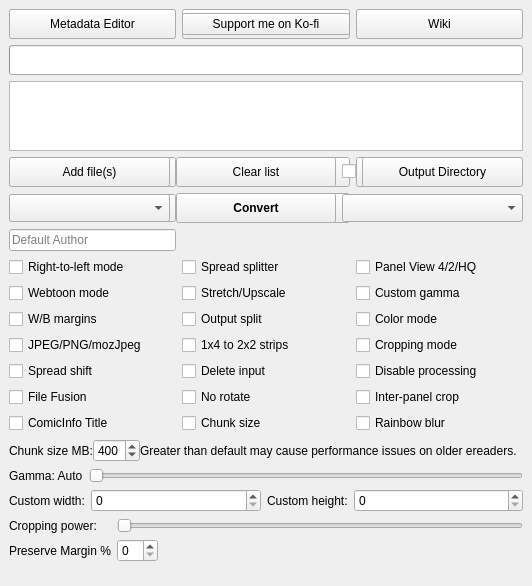
ciromattia/kcc, file gui/KCC.ui: the form before one commit.
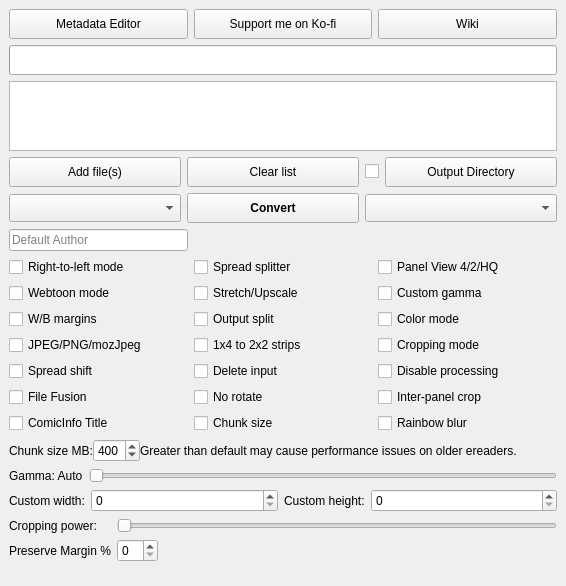
The form after the commit. Icons and pictures are not drawn.

Patch:
```diff
--- a/gui/KCC.ui
+++ b/gui/KCC.ui
@@ -6,8 +6,8 @@
    <rect>
     <x>0</x>
     <y>0</y>
-    <width>500</width>
-    <height>554</height>
+    <width>566</width>
+    <height>573</height>
    </rect>
   </property>
   <property name="windowTitle">
@@ -137,73 +137,7 @@
        <property name="bottomMargin">
         <number>0</number>
        </property>
-       <item row="0" column="0">
-        <widget class="QPushButton" name="directoryButton">
-         <property name="minimumSize">
-          <size>
-           <width>0</width>
-           <height>30</height>
-          </size>
-         </property>
-         <property name="toolTip">
-          <string>&lt;html&gt;&lt;head/&gt;&lt;body&gt;&lt;p style='white-space:pre'&gt;Add directory containing JPG, PNG or GIF files to queue.&lt;br/&gt;&lt;span style=&quot; font-weight:600;&quot;&gt;CBR, CBZ and CB7 files inside will not be processed!&lt;/span&gt;&lt;/p&gt;&lt;/body&gt;&lt;/html&gt;</string>
-         </property>
-         <property name="text">
-          <string>Add image folder</string>
-         </property>
-         <property name="icon">
-          <iconset resource="KCC.qrc">
-           <normaloff>:/Other/icons/folder_new.png</normaloff>:/Other/icons/folder_new.png</iconset>
-         </property>
-        </widget>
-       </item>
-       <item row="0" column="3">
-        <widget class="QPushButton" name="fileButton">
-         <property name="minimumSize">
-          <size>
-           <width>0</width>
-           <height>30</height>
-          </size>
-         </property>
-         <property name="toolTip">
-          <string>&lt;html&gt;&lt;head/&gt;&lt;body&gt;&lt;p style='white-space:pre'&gt;Add CBR, CBZ, CB7 or PDF file to queue.&lt;/p&gt;&lt;/body&gt;&lt;/html&gt;</string>
-         </property>
-         <property name="text">
-          <string>Add file(s)</string>
-         </property>
-         <property name="icon">
-          <iconset resource="KCC.qrc">
-           <normaloff>:/Other/icons/document_new.png</normaloff>:/Other/icons/document_new.png</iconset>
-         </property>
-        </widget>
-       </item>
-       <item row="1" column="0">
-        <widget class="QComboBox" name="deviceBox">
-         <property name="minimumSize">
-          <size>
-           <width>0</width>
-           <height>28</height>
-          </size>
-         </property>
-         <property name="toolTip">
-          <string>&lt;html&gt;&lt;head/&gt;&lt;body&gt;&lt;p style='white-space:pre'&gt;Target device.&lt;/p&gt;&lt;/body&gt;&lt;/html&gt;</string>
-         </property>
-        </widget>
-       </item>
        <item row="1" column="3">
-        <widget class="QComboBox" name="formatBox">
-         <property name="minimumSize">
-          <size>
-           <width>0</width>
-           <height>28</height>
-          </size>
-         </property>
-         <property name="toolTip">
-          <string>&lt;html&gt;&lt;head/&gt;&lt;body&gt;&lt;p style='white-space:pre'&gt;Output format.&lt;/p&gt;&lt;/body&gt;&lt;/html&gt;</string>
-         </property>
-        </widget>
-       </item>
-       <item row="1" column="2">
         <widget class="QPushButton" name="convertButton">
          <property name="minimumSize">
           <size>
@@ -228,7 +162,7 @@
          </property>
         </widget>
        </item>
-       <item row="0" column="2">
+       <item row="0" column="3">
         <widget class="QPushButton" name="clearButton">
          <property name="minimumSize">
           <size>
@@ -245,6 +179,88 @@
          </property>
         </widget>
        </item>
+       <item row="1" column="1">
+        <widget class="QComboBox" name="deviceBox">
+         <property name="minimumSize">
+          <size>
+           <width>0</width>
+           <height>28</height>
+          </size>
+         </property>
+         <property name="toolTip">
+          <string>&lt;html&gt;&lt;head/&gt;&lt;body&gt;&lt;p style='white-space:pre'&gt;Target device.&lt;/p&gt;&lt;/body&gt;&lt;/html&gt;</string>
+         </property>
+        </widget>
+       </item>
+       <item row="0" column="1">
+        <widget class="QPushButton" name="fileButton">
+         <property name="minimumSize">
+          <size>
+           <width>0</width>
+           <height>30</height>
+          </size>
+         </property>
+         <property name="toolTip">
+          <string>&lt;html&gt;&lt;head/&gt;&lt;body&gt;&lt;p style='white-space:pre'&gt;Add CBR, CBZ, CB7 or PDF file to queue.&lt;/p&gt;&lt;/body&gt;&lt;/html&gt;</string>
+         </property>
+         <property name="text">
+          <string>Add file(s)</string>
+         </property>
+         <property name="icon">
+          <iconset resource="KCC.qrc">
+           <normaloff>:/Other/icons/document_new.png</normaloff>:/Other/icons/document_new.png</iconset>
+         </property>
+        </widget>
+       </item>
+       <item row="0" column="5">
+        <widget class="QPushButton" name="directoryButton">
+         <property name="minimumSize">
+          <size>
+           <width>0</width>
+           <height>30</height>
+          </size>
+         </property>
+         <property name="toolTip">
+          <string>&lt;html&gt;&lt;head/&gt;&lt;body&gt;&lt;p&gt;Use this to select an output directory that will be used during this session.&lt;/p&gt;&lt;/body&gt;&lt;/html&gt;</string>
+         </property>
+         <property name="text">
+          <string>Output Directory</string>
+         </property>
+         <property name="icon">
+          <iconset resource="KCC.qrc">
+           <normaloff>:/Other/icons/folder_new.png</normaloff>:/Other/icons/folder_new.png</iconset>
+         </property>
+        </widget>
+       </item>
+       <item row="0" column="4">
+        <widget class="QCheckBox" name="enableDirectory">
+         <property name="sizePolicy">
+          <sizepolicy hsizetype="Fixed" vsizetype="Fixed">
+           <horstretch>0</horstretch>
+           <verstretch>0</verstretch>
+          </sizepolicy>
+         </property>
+         <property name="toolTip">
+          <string>&lt;html&gt;&lt;head/&gt;&lt;body&gt;&lt;p&gt;Click to enable custom directory.&lt;/p&gt;&lt;/body&gt;&lt;/html&gt;</string>
+         </property>
+         <property name="text">
+          <string/>
+         </property>
+        </widget>
+       </item>
+       <item row="1" column="4" colspan="2">
+        <widget class="QComboBox" name="formatBox">
+         <property name="minimumSize">
+          <size>
+           <width>0</width>
+           <height>28</height>
+          </size>
+         </property>
+         <property name="toolTip">
+          <string>&lt;html&gt;&lt;head/&gt;&lt;body&gt;&lt;p style='white-space:pre'&gt;Output format.&lt;/p&gt;&lt;/body&gt;&lt;/html&gt;</string>
+         </property>
+        </widget>
+       </item>
       </layout>
       <zorder>directoryButton</zorder>
       <zorder>clearButton</zorder>
@@ -275,22 +291,6 @@
       </property>
      </widget>
     </item>
-    <item row="2" column="0" colspan="2">
-     <widget class="QListWidget" name="jobList">
-      <property name="styleSheet">
-       <string notr="true"/>
-      </property>
-      <property name="selectionMode">
-       <enum>QAbstractItemView::SelectionMode::NoSelection</enum>
-      </property>
-      <property name="verticalScrollMode">
-       <enum>QAbstractItemView::ScrollMode::ScrollPerPixel</enum>
-      </property>
-      <property name="horizontalScrollMode">
-       <enum>QAbstractItemView::ScrollMode::ScrollPerPixel</enum>
-      </property>
-     </widget>
-    </item>
     <item row="8" column="0" colspan="2">
      <widget class="QWidget" name="customWidget" native="true">
       <property name="visible">
@@ -746,78 +746,6 @@
       </layout>
      </widget>
     </item>
-    <item row="0" column="0" colspan="2">
-     <widget class="QWidget" name="toolWidget" native="true">
-      <layout class="QHBoxLayout" name="horizontalLayout">
-       <property name="leftMargin">
-        <number>0</number>
-       </property>
-       <property name="topMargin">
-        <number>0</number>
-       </property>
-       <property name="rightMargin">
-        <number>0</number>
-       </property>
-       <property name="bottomMargin">
-        <number>0</number>
-       </property>
-       <item>
-        <widget class="QPushButton" name="editorButton">
-         <property name="minimumSize">
-          <size>
-           <width>0</width>
-           <height>30</height>
-          </size>
-         </property>
-         <property name="toolTip">
-          <string>&lt;html&gt;&lt;head/&gt;&lt;body&gt;&lt;p style='white-space:pre'&gt;Shift+Click to edit directory.&lt;/p&gt;&lt;/body&gt;&lt;/html&gt;</string>
-         </property>
-         <property name="text">
-          <string>Metadata Editor</string>
-         </property>
-         <property name="icon">
-          <iconset resource="KCC.qrc">
-           <normaloff>:/Other/icons/editor.png</normaloff>:/Other/icons/editor.png</iconset>
-         </property>
-        </widget>
-       </item>
-       <item>
-        <widget class="QPushButton" name="kofiButton">
-         <property name="text">
-          <string>Support me on Ko-fi</string>
-         </property>
-         <property name="icon">
-          <iconset resource="KCC.qrc">
-           <normaloff>:/Other/icons/kofi_symbol.png</normaloff>:/Other/icons/kofi_symbol.png</iconset>
-         </property>
-         <property name="iconSize">
-          <size>
-           <width>19</width>
-           <height>16</height>
-          </size>
-         </property>
-        </widget>
-       </item>
-       <item>
-        <widget class="QPushButton" name="wikiButton">
-         <property name="minimumSize">
-          <size>
-           <width>0</width>
-           <height>30</height>
-          </size>
-         </property>
-         <property name="text">
-          <string>Wiki</string>
-         </property>
-         <property name="icon">
-          <iconset resource="KCC.qrc">
-           <normaloff>:/Other/icons/wiki.png</normaloff>:/Other/icons/wiki.png</iconset>
-         </property>
-        </widget>
-       </item>
-      </layout>
-     </widget>
-    </item>
     <item row="6" column="0">
      <widget class="QWidget" name="chunkSizeWidget" native="true">
       <property name="sizePolicy">
@@ -890,167 +818,6 @@
       </layout>
      </widget>
     </item>
-    <item row="3" column="0" colspan="2">
-     <widget class="QWidget" name="buttonWidget" native="true">
-      <property name="sizePolicy">
-       <sizepolicy hsizetype="Preferred" vsizetype="Fixed">
-        <horstretch>0</horstretch>
-        <verstretch>0</verstretch>
-       </sizepolicy>
-      </property>
-      <property name="contextMenuPolicy">
-       <enum>Qt::ContextMenuPolicy::DefaultContextMenu</enum>
-      </property>
-      <layout class="QGridLayout" name="gridLayout_4">
-       <property name="leftMargin">
-        <number>0</number>
-       </property>
-       <property name="topMargin">
-        <number>0</number>
-       </property>
-       <property name="rightMargin">
-        <number>0</number>
-       </property>
-       <property name="bottomMargin">
-        <number>0</number>
-       </property>
-       <item row="1" column="3">
-        <widget class="QPushButton" name="convertButton">
-         <property name="minimumSize">
-          <size>
-           <width>0</width>
-           <height>30</height>
-          </size>
-         </property>
-         <property name="font">
-          <font>
-           <bold>true</bold>
-          </font>
-         </property>
-         <property name="toolTip">
-          <string>&lt;html&gt;&lt;head/&gt;&lt;body&gt;&lt;pre style=&quot; margin-top:12px; margin-bottom:12px; margin-left:0px; margin-right:0px; -qt-block-indent:0; text-indent:0px;&quot;&gt;Shift+Click to select the output directory for this list.&lt;/pre&gt;&lt;/body&gt;&lt;/html&gt;</string>
-         </property>
-         <property name="text">
-          <string>Convert</string>
-         </property>
-         <property name="icon">
-          <iconset resource="KCC.qrc">
-           <normaloff>:/Other/icons/convert.png</normaloff>:/Other/icons/convert.png</iconset>
-         </property>
-        </widget>
-       </item>
-       <item row="1" column="4" colspan="2">
-        <widget class="QComboBox" name="formatBox">
-         <property name="minimumSize">
-          <size>
-           <width>0</width>
-           <height>28</height>
-          </size>
-         </property>
-         <property name="toolTip">
-          <string>&lt;html&gt;&lt;head/&gt;&lt;body&gt;&lt;p style='white-space:pre'&gt;Output format.&lt;/p&gt;&lt;/body&gt;&lt;/html&gt;</string>
-         </property>
-        </widget>
-       </item>
-       <item row="0" column="3">
-        <widget class="QPushButton" name="clearButton">
-         <property name="minimumSize">
-          <size>
-           <width>0</width>
-           <height>30</height>
-          </size>
-         </property>
-         <property name="text">
-          <string>Clear list</string>
-         </property>
-         <property name="icon">
-          <iconset resource="KCC.qrc">
-           <normaloff>:/Other/icons/clear.png</normaloff>:/Other/icons/clear.png</iconset>
-         </property>
-        </widget>
-       </item>
-       <item row="1" column="1">
-        <widget class="QComboBox" name="deviceBox">
-         <property name="minimumSize">
-          <size>
-           <width>0</width>
-           <height>28</height>
-          </size>
-         </property>
-         <property name="toolTip">
-          <string>&lt;html&gt;&lt;head/&gt;&lt;body&gt;&lt;p style='white-space:pre'&gt;Target device.&lt;/p&gt;&lt;/body&gt;&lt;/html&gt;</string>
-         </property>
-        </widget>
-       </item>
-       <item row="0" column="1">
-        <widget class="QPushButton" name="fileButton">
-         <property name="minimumSize">
-          <size>
-           <width>0</width>
-           <height>30</height>
-          </size>
-         </property>
-         <property name="toolTip">
-          <string>&lt;html&gt;&lt;head/&gt;&lt;body&gt;&lt;p style='white-space:pre'&gt;Add CBR, CBZ, CB7 or PDF file to queue.&lt;/p&gt;&lt;/body&gt;&lt;/html&gt;</string>
-         </property>
-         <property name="text">
-          <string>Add file(s)</string>
-         </property>
-         <property name="icon">
-          <iconset resource="KCC.qrc">
-           <normaloff>:/Other/icons/document_new.png</normaloff>:/Other/icons/document_new.png</iconset>
-         </property>
-        </widget>
-       </item>
-       <item row="0" column="5">
-        <widget class="QPushButton" name="directoryButton">
-         <property name="minimumSize">
-          <size>
-           <width>0</width>
-           <height>30</height>
-          </size>
-         </property>
-         <property name="toolTip">
-          <string>&lt;html&gt;&lt;head/&gt;&lt;body&gt;&lt;pre style=&quot; margin-top:12px; margin-bottom:12px; margin-left:0px; margin-right:0px; -qt-block-indent:0; text-indent:0px;&quot;&gt;&lt;span style=&quot; font-family:'Courier New';&quot;&gt;Use this to select an output directory that will be used during this session. &lt;/span&gt;&lt;/pre&gt;&lt;/body&gt;&lt;/html&gt;</string>
-         </property>
-         <property name="text">
-          <string>Output Directory</string>
-         </property>
-         <property name="icon">
-          <iconset resource="KCC.qrc">
-           <normaloff>:/Other/icons/folder_new.png</normaloff>:/Other/icons/folder_new.png</iconset>
-         </property>
-        </widget>
-       </item>
-       <item row="0" column="4">
-        <widget class="QCheckBox" name="enableDirectory">
-         <property name="sizePolicy">
-          <sizepolicy hsizetype="Fixed" vsizetype="Fixed">
-           <horstretch>0</horstretch>
-           <verstretch>0</verstretch>
-          </sizepolicy>
-         </property>
-         <property name="contextMenuPolicy">
-          <enum>Qt::ContextMenuPolicy::NoContextMenu</enum>
-         </property>
-         <property name="toolTip">
-          <string>&lt;html&gt;&lt;head/&gt;&lt;body&gt;&lt;p&gt;Click to enable custom directory.&lt;/p&gt;&lt;/body&gt;&lt;/html&gt;</string>
-         </property>
-         <property name="text">
-          <string/>
-         </property>
-        </widget>
-       </item>
-      </layout>
-      <zorder>clearButton</zorder>
-      <zorder>deviceBox</zorder>
-      <zorder>convertButton</zorder>
-      <zorder>formatBox</zorder>
-      <zorder>directoryButton</zorder>
-      <zorder>fileButton</zorder>
-      <zorder>enableDirectory</zorder>
-     </widget>
-    </item>
    </layout>
   </widget>
   <widget class="QStatusBar" name="statusBar">
```
Left out of the diff: 7 changed lines with no effect on the pictures.
